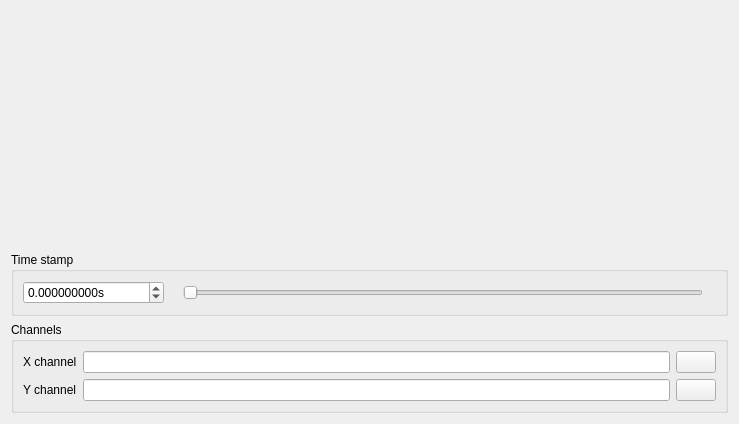
Qt form src/asammdf/gui/ui/xy.ui (danielhrisca/asammdf) before a commit.
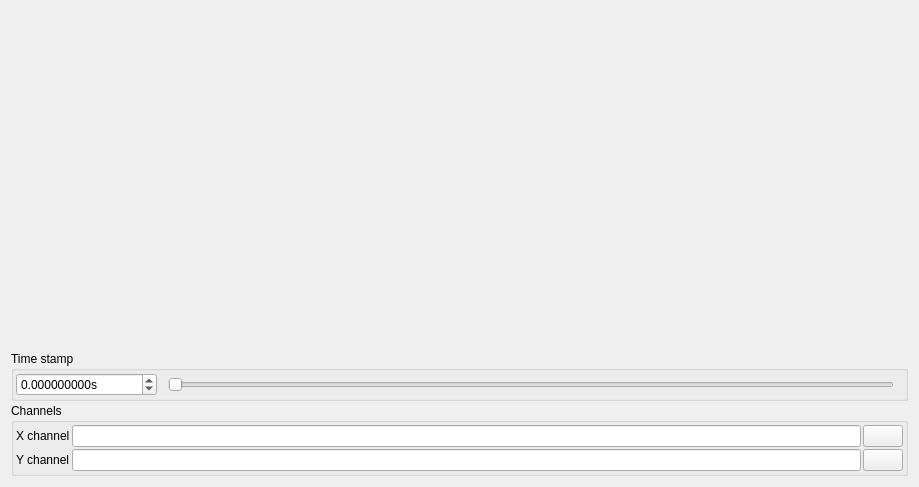
The same form after that commit. Icons and pictures are not drawn.

What changed in the file:
```diff
--- a/src/asammdf/gui/ui/xy.ui
+++ b/src/asammdf/gui/ui/xy.ui
@@ -6,16 +6,23 @@
    <rect>
     <x>0</x>
     <y>0</y>
-    <width>739</width>
-    <height>424</height>
+    <width>919</width>
+    <height>487</height>
    </rect>
   </property>
   <property name="windowTitle">
    <string>Form</string>
   </property>
   <layout class="QVBoxLayout" name="verticalLayout" stretch="1,0,0">
+   <property name="spacing">
+    <number>2</number>
+   </property>
    <item>
-    <layout class="QHBoxLayout" name="plot_layout"/>
+    <layout class="QHBoxLayout" name="plot_layout">
+     <property name="spacing">
+      <number>0</number>
+     </property>
+    </layout>
    </item>
    <item>
     <widget class="QGroupBox" name="groupBox">
@@ -23,6 +30,21 @@
       <string>Time stamp</string>
      </property>
      <layout class="QHBoxLayout" name="horizontalLayout" stretch="0,0,1,0">
+      <property name="spacing">
+       <number>2</number>
+      </property>
+      <property name="leftMargin">
+       <number>2</number>
+      </property>
+      <property name="topMargin">
+       <number>2</number>
+      </property>
+      <property name="rightMargin">
+       <number>2</number>
+      </property>
+      <property name="bottomMargin">
+       <number>2</number>
+      </property>
       <item>
        <widget class="QDoubleSpinBox" name="timestamp">
         <property name="suffix">
@@ -75,6 +97,21 @@
       <string>Channels</string>
      </property>
      <layout class="QGridLayout" name="gridLayout" columnstretch="0,1,0">
+      <property name="leftMargin">
+       <number>2</number>
+      </property>
+      <property name="topMargin">
+       <number>2</number>
+      </property>
+      <property name="rightMargin">
+       <number>2</number>
+      </property>
+      <property name="bottomMargin">
+       <number>2</number>
+      </property>
+      <property name="spacing">
+       <number>2</number>
+      </property>
       <item row="0" column="0">
        <widget class="QLabel" name="label">
         <property name="text">
```
